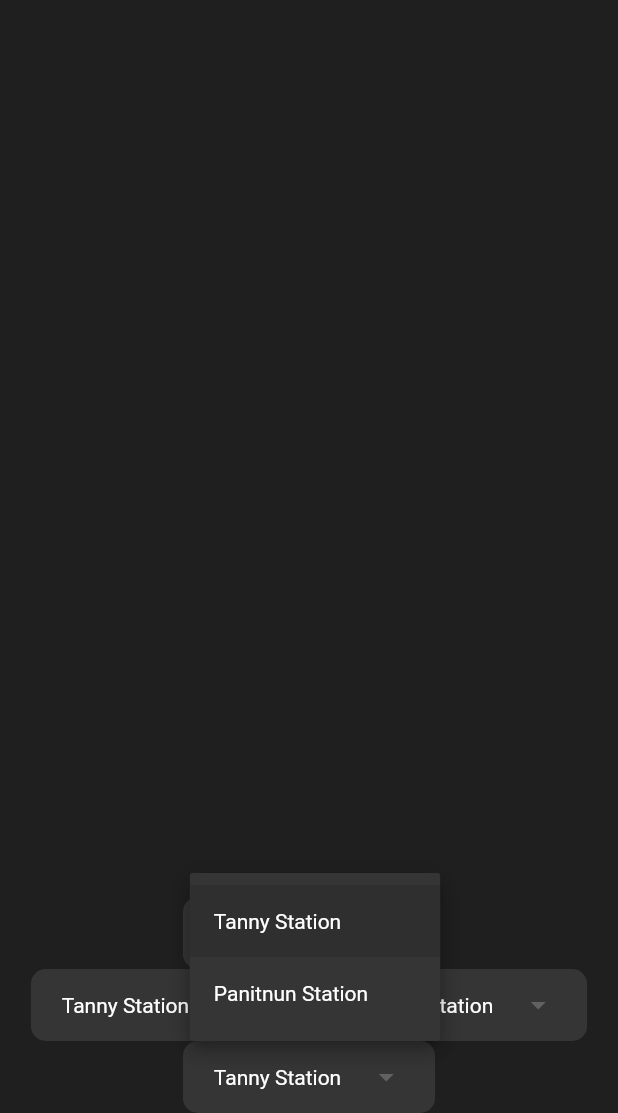
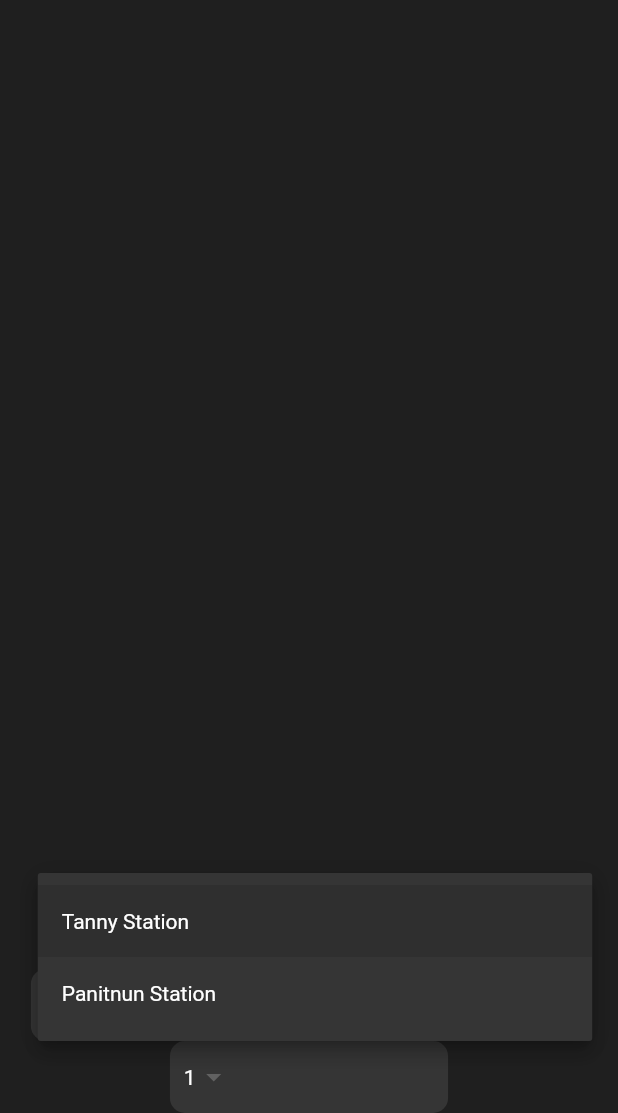
Before and after one commit to Panitnun-6243/flutter_go_moon_app, a Flutter app: the screen it shows after launch, after a tap on "Tanny Station", on a phone screen of 412 x 824 dp, the part 123-1236 px from its top. Run offline on Flutter 3.47's test engine with Material 2 defaults, Android fonts, the phone set to English and light mode, and no system bars.

Commit message:
Encapsulate dropdown widget into class

```diff
--- a/lib/main.dart
+++ b/lib/main.dart
@@ -15,7 +15,7 @@ class MyApp extends StatelessWidget {
       debugShowCheckedModeBanner: false,
       title: 'Flutter Demo',
       theme: ThemeData(
-        scaffoldBackgroundColor: Color.fromRGBO(31, 31, 31, 1.0),
+        scaffoldBackgroundColor: const Color.fromRGBO(31, 31, 31, 1.0),
       ),
       home: HomePage(),
     );
--- a/lib/pages/home_page.dart
+++ b/lib/pages/home_page.dart
@@ -1,4 +1,5 @@
 import 'package:flutter/material.dart';
+import 'package:go_moon/widgets/custom_dropdown_button.dart';
 
 class HomePage extends StatelessWidget {
   late double _deiceHeight, _deviceWidth;
@@ -18,14 +19,7 @@ class HomePage extends StatelessWidget {
               Column(
                 children: [
                   _destinationDropDownWidget(),
-                  Row(
-                    children: [
-                      _destinationDropDownWidget(),
-                      _destinationDropDownWidget(),
-                    ],
-                    mainAxisAlignment: MainAxisAlignment.spaceBetween,
-                  ),
-                  _destinationDropDownWidget(),
+                  _travellerInformationWidget(),
                 ],
               ),
             ],
@@ -65,36 +59,18 @@ class HomePage extends StatelessWidget {
   Widget _destinationDropDownWidget() {
     List<String> _items = ['Tanny Station', 'Panitnun Station'];
 
-    return Container(
-      child: DropdownButton(
-        value: _items.first,
-        items: _items.map(
-          (e) {
-            return DropdownMenuItem(
-              child: Text(e),
-              value: e,
-            );
-          },
-        ).toList(),
-        underline: Container(),
-        dropdownColor: const Color.fromRGBO(53, 53, 53, 1.0),
-        style: const TextStyle(
-          color: Colors.white,
-        ),
-        onChanged: (_) {},
-      ),
-      decoration: BoxDecoration(
-        color: Color.fromRGBO(
-          53,
-          53,
-          53,
-          1.0,
-        ),
-        borderRadius: BorderRadius.circular(
-          10,
-        ),
-      ),
-      padding: EdgeInsets.symmetric(horizontal: _deviceWidth * 0.05),
+    return CustomDropDownButton(
+      values: _items,
+      width: _deviceWidth,
+    );
+  }
+
+  Widget _travellerInformationWidget() {
+    List<String> _items = ['1', '2', '3', '4'];
+
+    return CustomDropDownButton(
+      values: _items,
+      width: _deviceWidth * 0.45,
     );
   }
 }
--- /dev/null
+++ b/lib/widgets/custom_dropdown_button.dart
@@ -0,0 +1,44 @@
+import 'package:flutter/material.dart';
+
+class CustomDropDownButton extends StatelessWidget {
+  List<String> values;
+  double width;
+
+  CustomDropDownButton({required this.values, required this.width});
+
+  @override
+  Widget build(BuildContext context) {
+    return Container(
+      child: DropdownButton(
+        value: values.first,
+        items: values.map(
+          (e) {
+            return DropdownMenuItem(
+              child: Text(e),
+              value: e,
+            );
+          },
+        ).toList(),
+        underline: Container(),
+        dropdownColor: const Color.fromRGBO(53, 53, 53, 1.0),
+        style: const TextStyle(
+          color: Colors.white,
+        ),
+        onChanged: (_) {},
+      ),
+      decoration: BoxDecoration(
+        color: const Color.fromRGBO(
+          53,
+          53,
+          53,
+          1.0,
+        ),
+        borderRadius: BorderRadius.circular(
+          10,
+        ),
+      ),
+      padding: EdgeInsets.symmetric(horizontal: width * 0.05),
+      width: width,
+    );
+  }
+}
```
